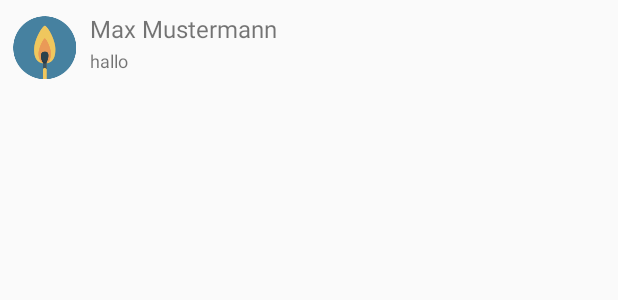
After one commit to bonfire-chat/bonfire-chat-android, an Android app: the layout conversations_layout.xml on its own in the app's theme, with its tools: preview values and no code run, on a phone screen of 412 x 824 dp. The commit adds this screen. Shown: the top 300 px of the screen. Run offline under Robolectric (Android 15) with nearby library versions, the phone set to English and light mode, and no system bars.

Commit message:
fügt das ConversationsLayout hinzu, welches ListViewItems in einer Form darstellt, die für Chats ideal ist.

```diff
--- /dev/null
+++ b/BonfireChat/app/src/main/res/layout/conversations_layout.xml
@@ -0,0 +1,42 @@
+<?xml version="1.0" encoding="utf-8"?>
+<RelativeLayout xmlns:android="http://schemas.android.com/apk/res/android"
+    android:layout_width="fill_parent"
+    android:layout_height="?android:attr/listPreferredItemHeight"
+    android:padding="6dip" >
+
+    <ImageView
+        android:id="@+id/icon"
+        android:layout_width="wrap_content"
+        android:layout_height="fill_parent"
+        android:layout_alignParentBottom="true"
+        android:layout_alignParentTop="true"
+        android:layout_marginRight="6dip"
+        android:contentDescription="TODO"
+        android:src="@mipmap/ic_launcher" />
+
+    <TextView
+        android:id="@+id/lastMessage"
+        android:layout_width="fill_parent"
+        android:layout_height="26dip"
+        android:layout_alignParentBottom="true"
+        android:layout_alignParentRight="true"
+        android:layout_toRightOf="@id/icon"
+        android:ellipsize="marquee"
+        android:singleLine="true"
+        android:text="hallo"
+        android:textSize="12sp" />
+
+    <TextView
+        android:id="@+id/name"
+        android:layout_width="fill_parent"
+        android:layout_height="wrap_content"
+        android:layout_above="@id/lastMessage"
+        android:layout_alignParentRight="true"
+        android:layout_alignParentTop="true"
+        android:layout_alignWithParentIfMissing="true"
+        android:layout_toRightOf="@id/icon"
+        android:gravity="center_vertical"
+        android:text="Max Mustermann"
+        android:textSize="16sp" />
+
+</RelativeLayout>
```
Also changed, not shown: BonfireChat/app/src/main/java/de/wikilab/bonfirechat/MainActivity.java (+18 -0 lines), BonfireChat/app/src/main/res/layout/activity_main.xml (+9 -1 lines), 2 other files.
